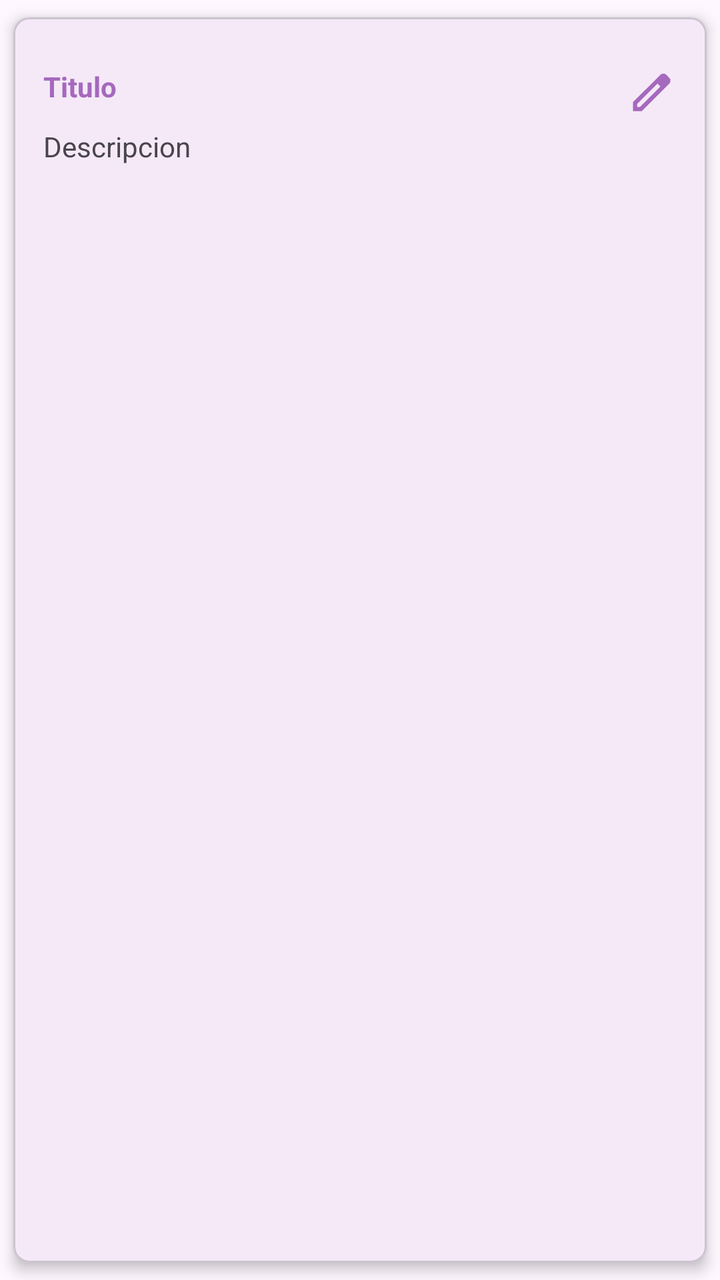
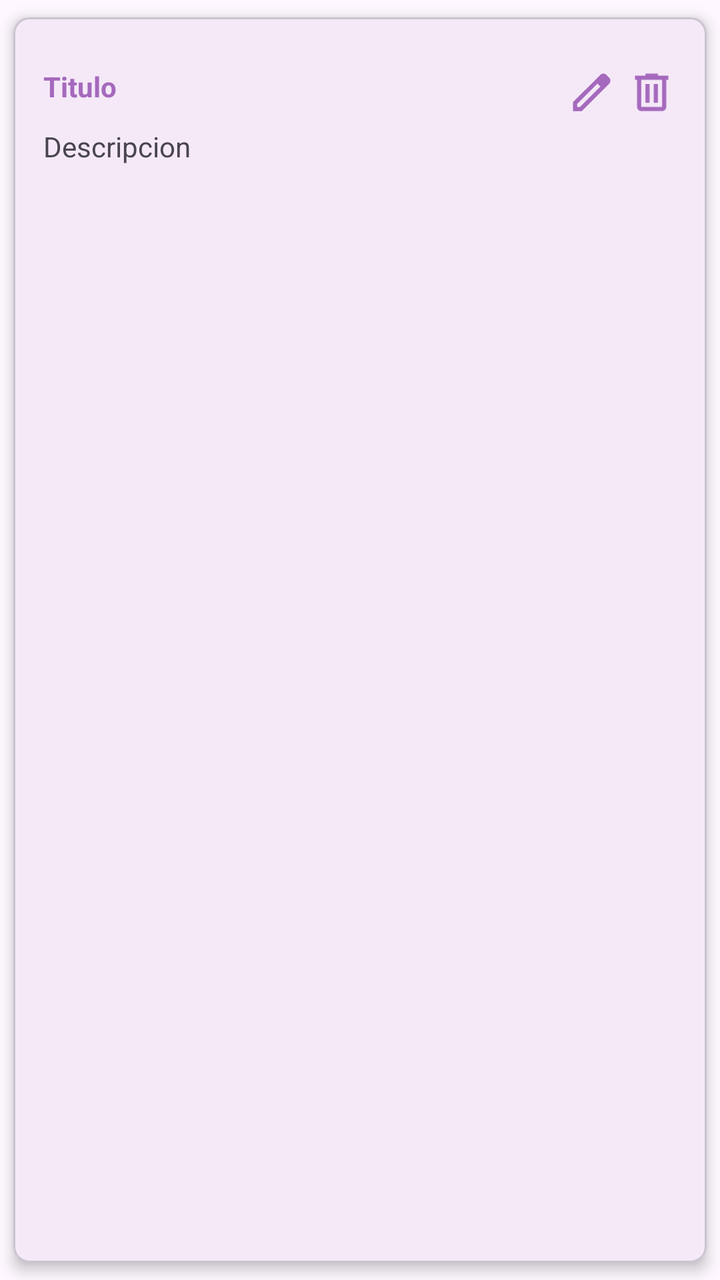

An Android layout rendered at two revisions. The XML below is the earlier revision; the diff shows what the commit changed to produce the second picture.
<!-- AndroidManifest.xml: application theme Theme.Tarea_NotasApp -->
<!-- res/layout/item_nota.xml -->
<?xml version="1.0" encoding="utf-8"?>
 <com.google.android.material.card.MaterialCardView
    xmlns:android="http://schemas.android.com/apk/res/android"
     android:layout_width="match_parent"
     android:layout_height="wrap_content"
     xmlns:app="http://schemas.android.com/apk/res-auto"
     app:cardCornerRadius="8dp"
    app:cardElevation="4dp"
    app:cardUseCompatPadding="true">
    <androidx.appcompat.widget.LinearLayoutCompat
        android:layout_width="match_parent"
        android:layout_height="wrap_content"
        android:orientation="vertical"
        android:padding="15dp">
        
        <RelativeLayout
            android:layout_width="match_parent"
            android:layout_height="wrap_content"
            android:orientation="horizontal"
            android:layout_marginTop="10dp">
            
            <TextView
                android:id="@+id/item_titulo"
                android:text="@string/item_titulo"
                android:textColor="@color/morado"
                android:textStyle="bold"
                android:layout_width="wrap_content"
                android:layout_height="wrap_content"/>
            
            <ImageView
                android:id="@+id/ivActualizar"
                android:layout_alignParentEnd="true"
                android:src="@drawable/ic_editar"
                android:layout_width="25dp"
                android:layout_height="25dp"/>

            
        </RelativeLayout>
        
        <TextView
            android:id="@+id/item_descripcion"
            android:text="@string/item_descripcion"
            android:maxLines="3"
            android:layout_marginTop="5dp"
            android:layout_width="wrap_content"
            android:layout_height="wrap_content">

        </TextView>

    </androidx.appcompat.widget.LinearLayoutCompat>

</com.google.android.material.card.MaterialCardView>
<!-- resources referenced by this layout -->
<resources>
  <color name="morado">#A569BD</color>
  <!-- drawable ic_editar (drawable) -->
  <vector xmlns:android="http://schemas.android.com/apk/res/android" android:height="24dp" android:tint="#A569BD" android:viewportHeight="960" android:viewportWidth="960" android:width="24dp">
        
      <path android:fillColor="@android:color/white" android:pathData="M200,760L257,760L648,369L591,312L200,703L200,760ZM120,840L120,670L648,143Q660,132 674.5,126Q689,120 705,120Q721,120 736,126Q751,132 762,144L817,200Q829,211 834.5,226Q840,241 840,256Q840,272 834.5,286.5Q829,301 817,313L290,840L120,840ZM760,256L760,256L704,200L704,200L760,256ZM619,341L591,312L591,312L648,369L648,369L619,341Z"/>
      
  </vector>
  <string name="item_descripcion">Descripcion</string>
  <string name="item_titulo">Titulo</string>
  <style name="Theme.Tarea_NotasApp" parent="Base.Theme.Tarea_NotasApp" />
  <style name="Base.Theme.Tarea_NotasApp" parent="Theme.Material3.DayNight.NoActionBar">
          
         <item name="colorPrimary">@color/morado</item>
          <item name="colorPrimaryVariant">@color/morado</item> 
          <item name="android:statusBarColor">@color/morado</item>
      </style>
</resources>

<!-- the commit's change to res/layout/item_nota.xml (unified diff, before → after) -->
@@ -31,8 +31,18 @@
                 android:id="@+id/ivActualizar"
                 android:layout_alignParentEnd="true"
                 android:src="@drawable/ic_editar"
+                android:layout_marginEnd="30dp"
                 android:layout_width="25dp"
                 android:layout_height="25dp"/>
+            
+            <ImageView
+                android:id="@+id/ivEliminar"
+                android:layout_alignParentEnd="true"
+                android:src="@drawable/ic_eliminar"
+                android:layout_width="25dp"
+                android:layout_height="25dp"
+
+                />
 
             
         </RelativeLayout>
<!-- resource entries referenced after the edit -->
@@ -5,6 +5,12 @@
   <vector xmlns:android="http://schemas.android.com/apk/res/android" android:height="24dp" android:tint="#A569BD" android:viewportHeight="960" android:viewportWidth="960" android:width="24dp">
         
       <path android:fillColor="@android:color/white" android:pathData="M200,760L257,760L648,369L591,312L200,703L200,760ZM120,840L120,670L648,143Q660,132 674.5,126Q689,120 705,120Q721,120 736,126Q751,132 762,144L817,200Q829,211 834.5,226Q840,241 840,256Q840,272 834.5,286.5Q829,301 817,313L290,840L120,840ZM760,256L760,256L704,200L704,200L760,256ZM619,341L591,312L591,312L648,369L648,369L619,341Z"/>
+      
+  </vector>
+  <!-- drawable ic_eliminar (drawable) -->
+  <vector xmlns:android="http://schemas.android.com/apk/res/android" android:height="24dp" android:tint="#A569BD" android:viewportHeight="960" android:viewportWidth="960" android:width="24dp">
+        
+      <path android:fillColor="@android:color/white" android:pathData="M280,840Q247,840 223.5,816.5Q200,793 200,760L200,240L160,240L160,160L360,160L360,120L600,120L600,160L800,160L800,240L760,240L760,760Q760,793 736.5,816.5Q713,840 680,840L280,840ZM680,240L280,240L280,760Q280,760 280,760Q280,760 280,760L680,760Q680,760 680,760Q680,760 680,760L680,240ZM360,680L440,680L440,320L360,320L360,680ZM520,680L600,680L600,320L520,320L520,680ZM280,240L280,240L280,760Q280,760 280,760Q280,760 280,760L280,760Q280,760 280,760Q280,760 280,760L280,240Z"/>
       
   </vector>
   <string name="item_descripcion">Descripcion</string>
